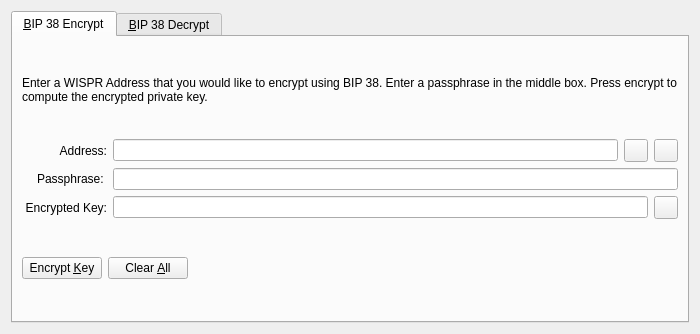
rpicoin/rpicore, file src/qt/forms/bip38tooldialog.ui: the form before one commit.
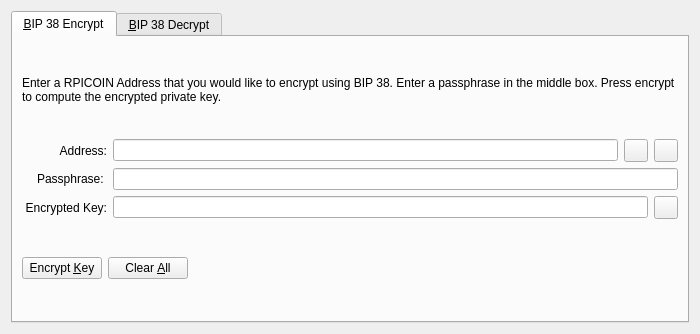
The form after the commit. The open tabs and pages were chosen to show the change. Icons and pictures are not drawn. Custom widgets are drawn as their Qt base class.

Commit message: [CORE] Wispr -> Rpicoin

```diff
--- a/src/qt/forms/bip38tooldialog.ui
+++ b/src/qt/forms/bip38tooldialog.ui
@@ -30,7 +30,7 @@
        <item>
         <widget class="QLabel" name="infoLabel_ENC">
          <property name="text">
-          <string>Enter a WISPR Address that you would like to encrypt using BIP 38. Enter a passphrase in the middle box. Press encrypt to compute the encrypted private key.</string>
+          <string>Enter a RPICOIN Address that you would like to encrypt using BIP 38. Enter a passphrase in the middle box. Press encrypt to compute the encrypted private key.</string>
          </property>
          <property name="textFormat">
           <enum>Qt::PlainText</enum>
```
Left out of the diff: 22 changed lines with no effect on the pictures. The commit also changes 563 other files.
